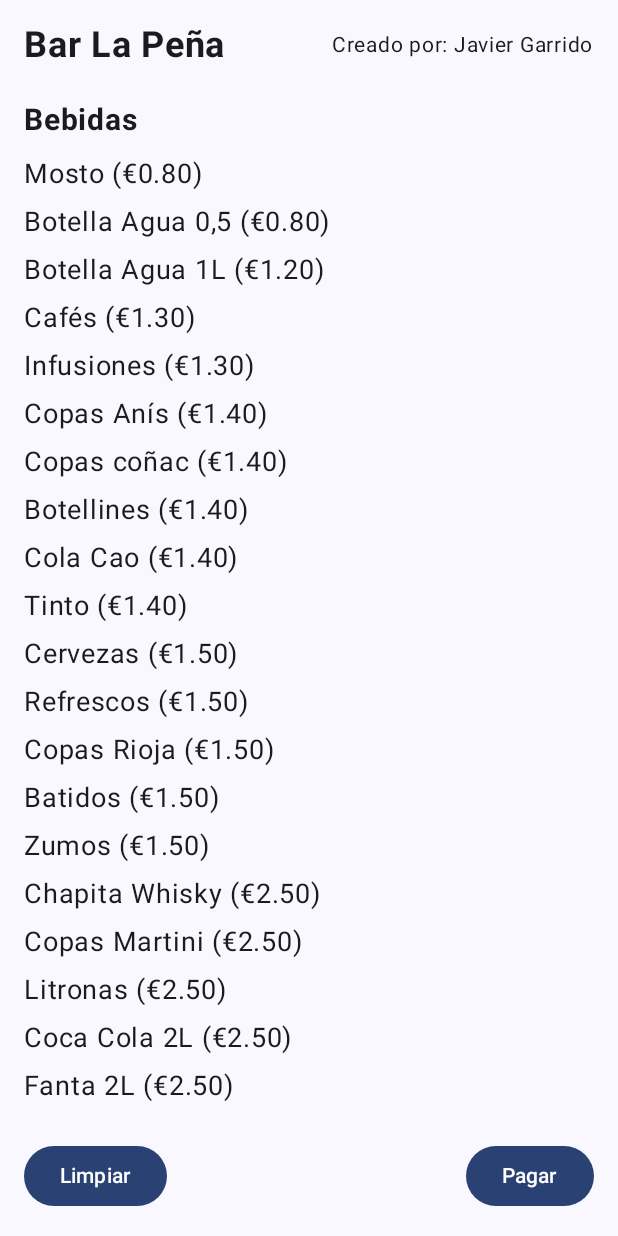
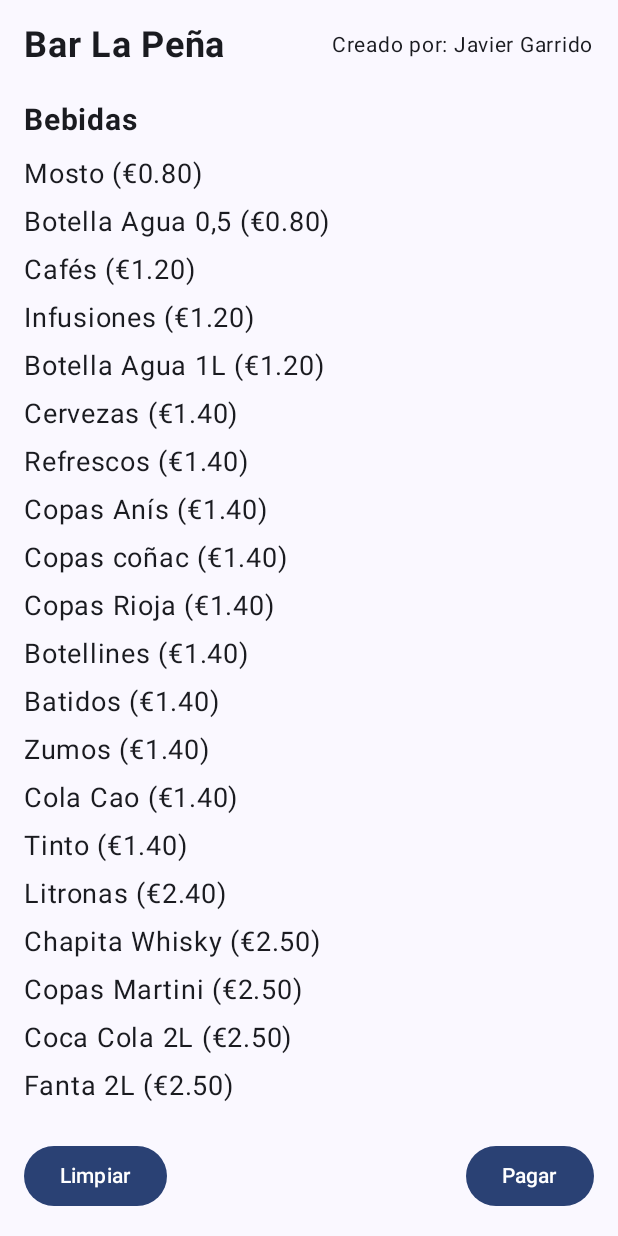
Before and after one commit to JaviGT97/Punto_Venta, an Android app built with Jetpack Compose: the screen it shows after launch (MainActivity), on a phone screen of 412 x 824 dp. Run offline under Robolectric (Android 15) with nearby library versions, the phone set to English and light mode, and no system bars.

Commit message:
lista de precios actualizada

```diff
--- a/app/src/main/java/com/example/puntoventa/MainActivity.kt
+++ b/app/src/main/java/com/example/puntoventa/MainActivity.kt
@@ -72,37 +72,37 @@ fun PuntoDeVentaScreen() {
         Spacer(modifier = Modifier.height(16.dp))
 
         val bebidas = listOf(
-            "Cervezas" to 1.50,
-            "Refrescos" to 1.50,
-            "Cafés" to 1.30,
-            "Infusiones" to 1.30,
+            "Cervezas" to 1.40,
+            "Refrescos" to 1.40,
+            "Cafés" to 1.20,
+            "Infusiones" to 1.20,
             "Copas Anís" to 1.40,
             "Copas coñac" to 1.40,
             "Chapita Whisky" to 2.50,
             "Copas Martini" to 2.50,
-            "Copas Rioja" to 1.50,
+            "Copas Rioja" to 1.40,
             "Botellines" to 1.40,
-            "Batidos" to 1.50,
-            "Zumos" to 1.50,
+            "Batidos" to 1.40,
+            "Zumos" to 1.40,
             "Cola Cao" to 1.40,
             "Mosto" to 0.80,
             "Tinto" to 1.40,
             "Botella Agua 0,5" to 0.80,
             "Botella Agua 1L" to 1.20,
-            "Litronas" to 2.50,
+            "Litronas" to 2.40,
             "Coca Cola 2L" to 2.50,
             "Fanta 2L" to 2.50,
-            "Cubalibre Ginebra" to 4.00,
-            "Cubalibre Whisky" to 4.00,
-            "Cubalibre Ron" to 3.50
+            "Cubalibre Ginebra" to 5.00,
+            "Cubalibre Whisky" to 5.00,
+            "Cubalibre Ron" to 4.50
         ).sortedBy { it.second }
 
         val comidas = listOf(
             "Lomito Cerdo" to 2.80,
             "Lomito Pollo" to 2.80,
             "Pinchito Pollo" to 2.80,
-            "Serranito de Cerdo" to 5.50,
-            "Serranito de Pollo" to 5.50,
+            "Serranito de Cerdo" to 6.00,
+            "Serranito de Pollo" to 5.00,
             "Pechuga de Pollo" to 6.00,
             "Churrasco" to 7.00,
             "Pez Espada" to 8.00,
```
